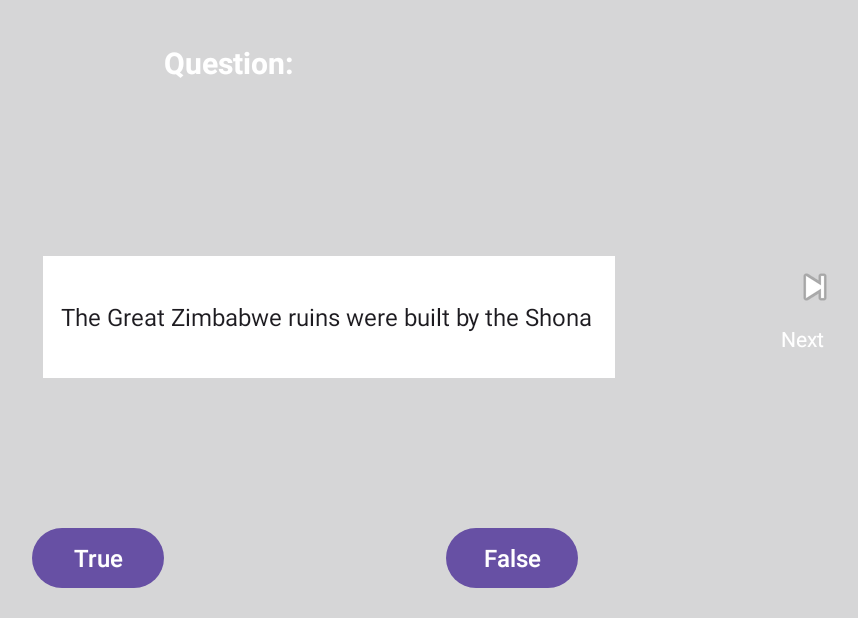
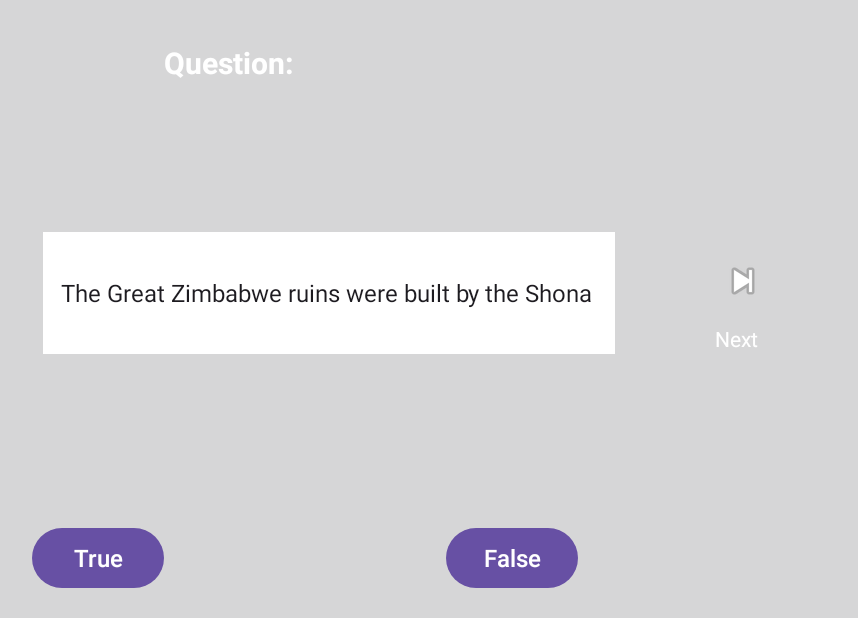
Before and after one commit to LUBOMBUYU/IMAD-ASSIGNMENT2, an Android app: the FlashcardActivity screen opened directly, with no data from a screen before it, on a phone screen of 824 x 412 dp (held sideways). Shown: the whole screen, without its empty margins (268-1126 px from the left). Run offline under Robolectric (Android 15) with nearby library versions, the phone set to English and light mode, and no system bars.

Commit message:
Changing UI designs

```diff
--- a/app/src/main/res/layout/activity_flashcard.xml
+++ b/app/src/main/res/layout/activity_flashcard.xml
@@ -10,6 +10,8 @@
     tools:ignore="ExtraText">
 
     <!-- Background Image -->
+
+    <!-- Question Label -->
     <ImageView
         android:id="@+id/imageView"
         android:layout_width="0dp"
@@ -18,12 +20,13 @@
         android:scaleType="centerCrop"
         app:layout_constraintBottom_toBottomOf="parent"
         app:layout_constraintEnd_toEndOf="parent"
+        app:layout_constraintHorizontal_bias="0.0"
         app:layout_constraintStart_toStartOf="parent"
         app:layout_constraintTop_toTopOf="parent"
+        app:layout_constraintVertical_bias="0.0"
         app:srcCompat="@drawable/quiz_background"
         tools:ignore="HardcodedText" />
 
-    <!-- Question Label -->
     <TextView
         android:id="@+id/tvQuestions"
         android:layout_width="wrap_content"
@@ -39,11 +42,13 @@
         tools:ignore="HardcodedText" />
 
     <!-- Question Input -->
+
+    <!-- True Button -->
     <EditText
         android:id="@+id/edtQuestions"
         android:layout_width="381dp"
         android:layout_height="81dp"
-        android:layout_marginBottom="160dp"
+        android:layout_marginBottom="176dp"
         android:background="@color/white"
         android:ems="10"
         android:importantForAutofill="no"
@@ -57,7 +62,6 @@
         app:layout_constraintStart_toStartOf="parent"
         tools:ignore="LabelFor,SpeakableTextPresentCheck" />
 
-    <!-- True Button -->
     <Button
         android:id="@+id/btnTrue"
         android:layout_width="wrap_content"
@@ -84,25 +88,27 @@
         tools:ignore="HardcodedText" />
 
     <!-- Next Image Button -->
+
+    <!-- "Next" Label -->
+
     <ImageButton
         android:id="@+id/btnINext"
         android:layout_width="68dp"
         android:layout_height="42dp"
-        android:layout_marginEnd="68dp"
-        android:layout_marginBottom="200dp"
+        android:layout_marginEnd="116dp"
+        android:layout_marginBottom="204dp"
         android:background="@android:color/transparent"
         app:layout_constraintBottom_toBottomOf="parent"
         app:layout_constraintEnd_toEndOf="parent"
         app:srcCompat="@android:drawable/ic_media_next"
         tools:ignore="ContentDescription,SpeakableTextPresentCheck,TouchTargetSizeCheck" />
 
-    <!-- "Next" Label -->
     <TextView
         android:id="@+id/textView2"
         android:layout_width="wrap_content"
         android:layout_height="wrap_content"
-        android:layout_marginTop="4dp"
-        android:layout_marginEnd="96dp"
+        android:layout_marginTop="8dp"
+        android:layout_marginEnd="140dp"
         android:text="Next"
         android:textColor="@android:color/white"
         android:textSize="14sp"
--- a/app/src/main/res/layout/activity_main.xml
+++ b/app/src/main/res/layout/activity_main.xml
@@ -39,6 +39,7 @@
         android:layout_width="39dp"
         android:layout_height="40dp"
         android:layout_marginBottom="16dp"
+        app:tint="#2EC4B6"
         app:layout_constraintBottom_toBottomOf="parent"
         app:layout_constraintEnd_toEndOf="parent"
         app:layout_constraintHorizontal_bias="0.037"
```
Also changed, not shown: app/src/main/res/layout/activity_score.xml (+13 -8 lines).
